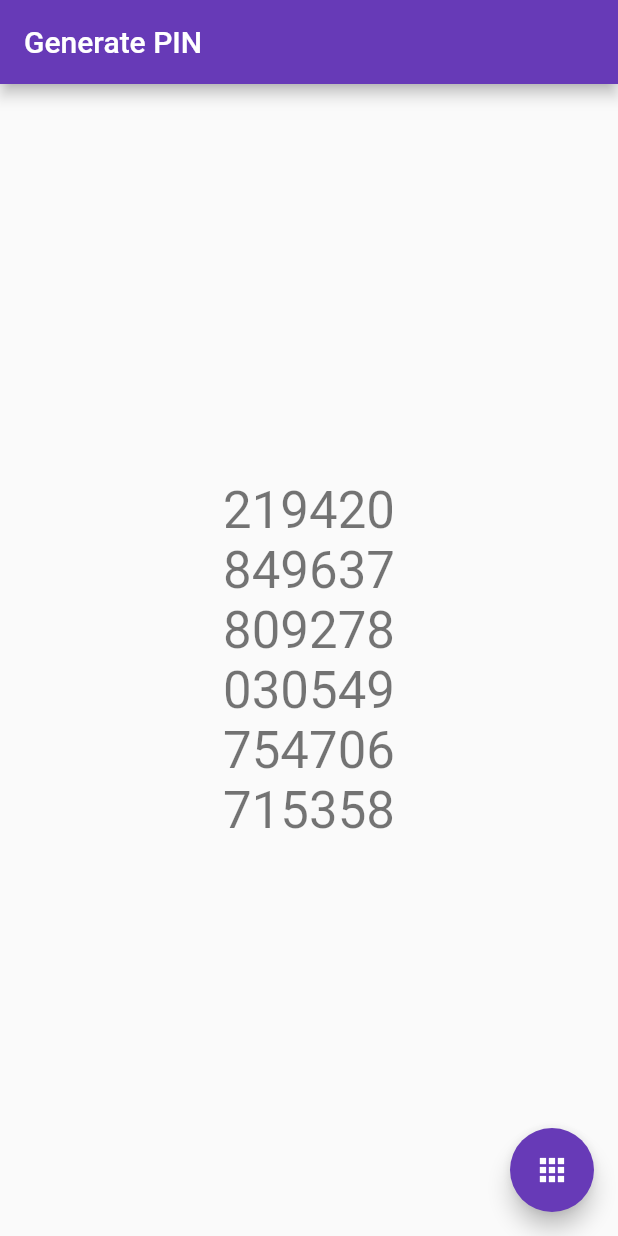
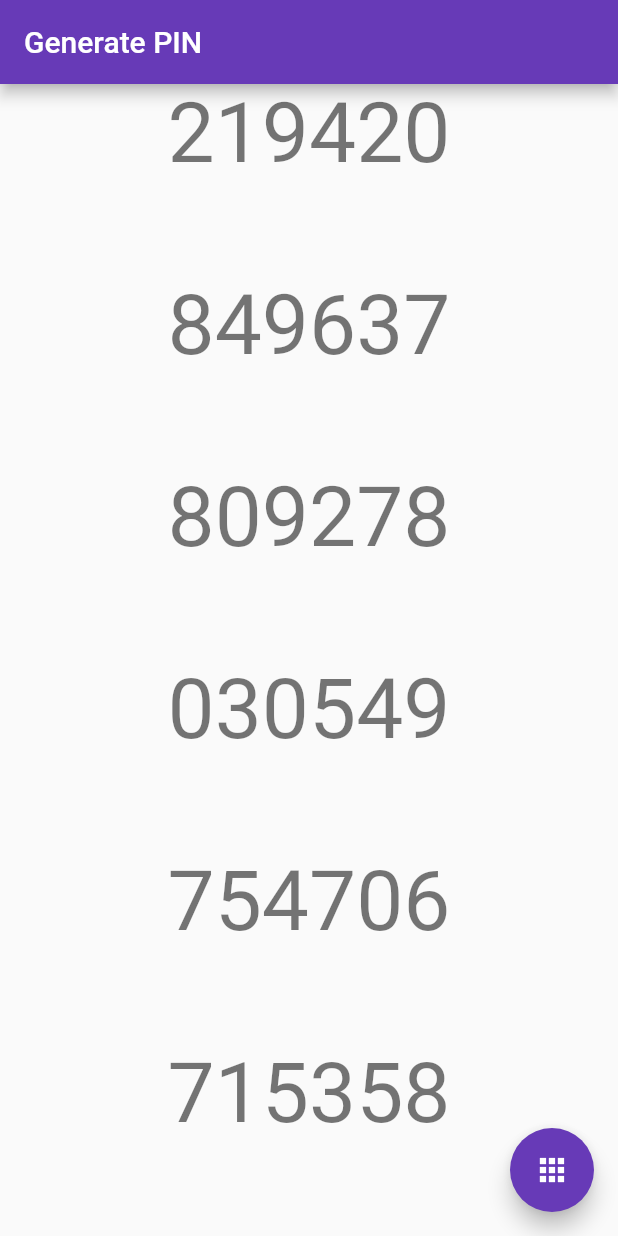
Before and after one commit to davidfung/genpin-flutter, a Flutter app: the screen it shows after launch, after a tap on the "apps" icon, on a phone screen of 412 x 824 dp. Run offline on Flutter 3.47's test engine with Material 2 defaults, Android fonts, the phone set to English and light mode, and no system bars.

Commit message:
Use Expanded widget

```diff
--- a/lib/main.dart
+++ b/lib/main.dart
@@ -55,30 +55,12 @@ class _MyHomePageState extends State<MyHomePage> {
         child: Column(
           mainAxisAlignment: MainAxisAlignment.center,
           children: <Widget>[
-            Text(
-              '$_pin1',
-              style: Theme.of(context).textTheme.display1,
-            ),
-            Text(
-              '$_pin2',
-              style: Theme.of(context).textTheme.display1,
-            ),
-            Text(
-              '$_pin3',
-              style: Theme.of(context).textTheme.display1,
-            ),
-            Text(
-              '$_pin4',
-              style: Theme.of(context).textTheme.display1,
-            ),
-            Text(
-              '$_pin5',
-              style: Theme.of(context).textTheme.display1,
-            ),
-            Text(
-              '$_pin6',
-              style: Theme.of(context).textTheme.display1,
-            ),
+            Expanded(child: Text('$_pin1', style: Theme.of(context).textTheme.display3)),
+            Expanded(child: Text('$_pin2', style: Theme.of(context).textTheme.display3)),
+            Expanded(child: Text('$_pin3', style: Theme.of(context).textTheme.display3)),
+            Expanded(child: Text('$_pin4', style: Theme.of(context).textTheme.display3)),
+            Expanded(child: Text('$_pin5', style: Theme.of(context).textTheme.display3)),
+            Expanded(child: Text('$_pin6', style: Theme.of(context).textTheme.display3)),
           ],
         ),
       ),
```
